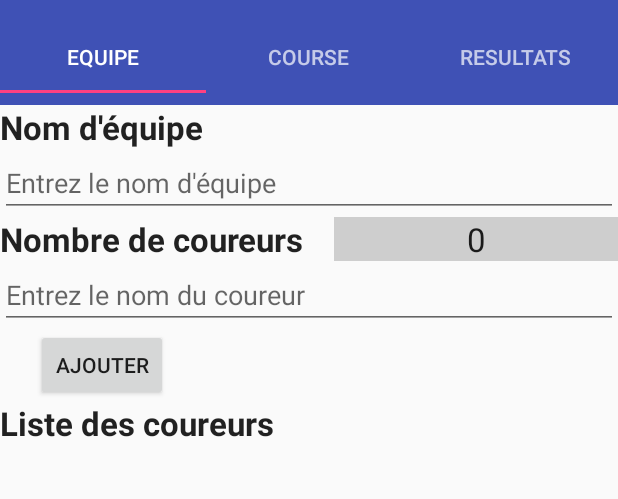
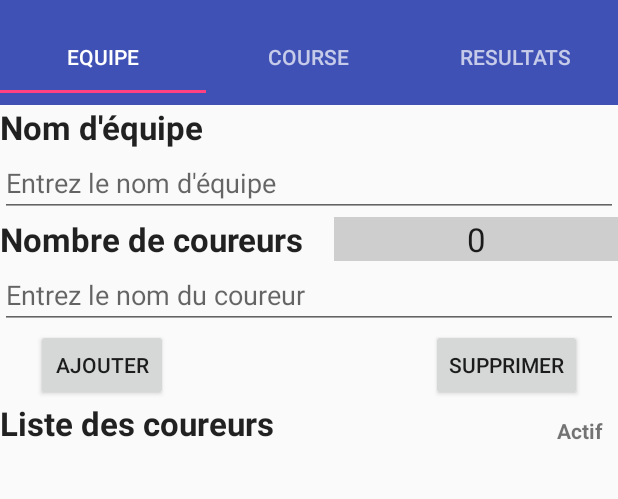
Before and after one commit to pascalheude/24h-du-Mans, an Android app: the screen it shows after launch (Chronos24hLeMansActivity), after a tap on "AJOUTER", on a phone screen of 412 x 824 dp, the part 63-562 px from its top. Run offline under Robolectric (Android 15) with nearby library versions, the phone set to English and light mode, and no system bars.

Commit message:
Version 2.1.0 Implémentation issue #17 avec ajout d'un bouton Suppression sur l'onglet Equipe

```diff
--- a/app/build.gradle
+++ b/app/build.gradle
@@ -7,8 +7,8 @@ android {
         applicationId "com.assistanceinformatiquetoulouse.chronos24hlemans"
         minSdkVersion 19
         targetSdkVersion 23
-        versionCode 1
-        versionName '2.0.7'
+        versionCode 210
+        versionName '2.1.0'
         archivesBaseName = "AIT-Chronos24hLeMans-$versionName"
     }
     buildTypes {
--- a/app/src/main/java/com/assistanceinformatiquetoulouse/chronos24hlemans/TabEquipe.java
+++ b/app/src/main/java/com/assistanceinformatiquetoulouse/chronos24hlemans/TabEquipe.java
@@ -9,7 +9,6 @@ import android.view.View;
 import android.view.ViewGroup;
 import android.widget.AdapterView;
 import android.widget.Button;
-import android.widget.CheckBox;
 import android.widget.EditText;
 import android.widget.ListView;
 import android.widget.TextView;
@@ -22,14 +21,12 @@ public class TabEquipe extends Fragment {
     // Attributs privés
     private final int kNbCoureurMax = 12;
     private int pNbCoureurs;
-    private int pCoureurSelectionne;
     private CoureurAdapter pCoureurAdapter;
     private EditText pEditTextNomEquipe;
     private TextView pTextViewNbCoureurs;
     private EditText pEditTextNomCoureur;
     private Button pBoutonAjouter;
-    private TextView pTextViewActif;
-    private CheckBox pBoiteActif;
+    private Button pBoutonSupprimer;
     private ListView pListViewEquipe;
     // Attributs publics
     public static Equipe pEquipe;
@@ -38,8 +35,6 @@ public class TabEquipe extends Fragment {
     public TabEquipe() {
         String lXML_file;
         pNbCoureurs = 0;
-        pCoureurSelectionne = 0;
-        //lXML_file = Chronos24hLeMansActivity.aAbsoluteInternalPath + File.separator + getContext().getString(R.string.fichier_xml);
         pEquipe = new Equipe(true, aXMLFile, kNbCoureurMax);
     }
 
@@ -60,8 +55,7 @@ public class TabEquipe extends Fragment {
         pTextViewNbCoureurs.setText(String.format("%d", pNbCoureurs));
         pEditTextNomCoureur = (EditText) lView.findViewById(R.id.editTextNomCoureur);
         pBoutonAjouter = (Button) lView.findViewById(R.id.buttonAjouter);
-        pTextViewActif = (TextView) lView.findViewById(R.id.textViewActif);
-        pBoiteActif = (CheckBox) lView.findViewById(R.id.checkBoxActif);
+        pBoutonSupprimer = (Button) lView.findViewById(R.id.buttonSupprimer);
         pListViewEquipe = (ListView) lView.findViewById(R.id.listViewEquipe);
         pListViewEquipe.setAdapter(pCoureurAdapter);
         pBoutonAjouter.setOnClickListener(new View.OnClickListener() {
@@ -69,7 +63,7 @@ public class TabEquipe extends Fragment {
             public void onClick(View view) {
                 if (pEditTextNomCoureur.length() == 0) {
                     Toast.makeText(view.getContext(), "Entrez un nom pour ajouter", Toast.LENGTH_LONG).show();
-                } else if (pNbCoureurs < kNbCoureurMax) {
+                } else if (pNbCoureurs >= kNbCoureurMax) {
                     Toast.makeText(view.getContext(), "Nombre maximum de coureurs atteint", Toast.LENGTH_LONG).show();
                 } else if (! pEquipe.ajouterCoureur(pEditTextNomCoureur.getText().toString())) {
                     Toast.makeText(view.getContext(), "Impossible d'écrire le fichier XML", Toast.LENGTH_LONG).show();
@@ -82,16 +76,20 @@ public class TabEquipe extends Fragment {
                 }
             }
         });
-        pBoiteActif.setOnClickListener(new View.OnClickListener() {
+        pBoutonSupprimer.setOnClickListener(new View.OnClickListener() {
             @Override
-            public void onClick(View v) {
-                // Attention, l'etat de la CheckBox semble être modifié automatiquement
-                // C'est pour cela que le code qui suit fait l'inverse de ce qui est prévu
-                if (pBoiteActif.isChecked()) {
-                    pEquipe.ecrireEtatActif(pCoureurSelectionne, true);
-                }
-                else {
-                    pEquipe.ecrireEtatActif(pCoureurSelectionne, false);
+            public void onClick(View view) {
+                final String lCoureur = pEditTextNomCoureur.getText().toString();
+                final int lPosition = pEquipe.lirePositionCoureur(lCoureur);
+                if (lPosition < pNbCoureurs) {
+                    if (pEquipe.supprimerCoureur(lPosition)) {
+                        Toast.makeText(view.getContext(), String.format("Coureur %s supprimé", lCoureur), Toast.LENGTH_LONG).show();
+                    } else {
+                        Toast.makeText(view.getContext(), String.format("Coureur %s supprimé, mais impossible d'écrire le fichier XML", lCoureur), Toast.LENGTH_LONG).show();
+                    }
+                    pNbCoureurs--;
+                    pTextViewNbCoureurs.setText(String.format("%d", pNbCoureurs));
+                    pCoureurAdapter.notifyDataSetChanged();
                 }
             }
         });
@@ -101,24 +99,14 @@ public class TabEquipe extends Fragment {
                 if (! hasFocus) {
                     if (pEditTextNomEquipe.getText().length() != 0) {
                         pEquipe.ecrireNomEquipe(pEditTextNomEquipe.getText().toString());
-                        Toast.makeText(view.getContext(), String.format("Nom de l'équipe %s enregistré", pEditTextNomEquipe.getText().toString()), Toast.LENGTH_LONG).show();
+                        Toast.makeText(view.getContext(), String.format("Nom de l'équipe %s enregistré", pEditTextNomEquipe.getText().toString()), Toast.LENGTH_SHORT).show();
                     }
                     else {
                     }
                 }
             }
         });
-        pListViewEquipe.setOnItemClickListener(new AdapterView.OnItemClickListener() {
-            @Override
-            public void onItemClick(AdapterView<?> parent, View view, int position, long id) {
-                pCoureurSelectionne = position;
-                pTextViewActif.setVisibility(View.VISIBLE);
-                pBoiteActif.setVisibility(View.VISIBLE);
-                pBoiteActif.setChecked(pEquipe.lireEtatActif(position));
-                //Toast.makeText(view.getContext(), String.format("Selection %d", position), Toast.LENGTH_SHORT).show();
-            }
-        });
-        pListViewEquipe.setOnItemLongClickListener(new AdapterView.OnItemLongClickListener() {
+        /* TBR => pListViewEquipe.setOnItemLongClickListener(new AdapterView.OnItemLongClickListener() {
             @Override
             public boolean onItemLongClick(AdapterView<?> parent, View view, int position, long id) {
                 final int lPosition = position;
@@ -137,9 +125,6 @@ public class TabEquipe extends Fragment {
                                 pNbCoureurs--;
                                 pTextViewNbCoureurs.setText(String.format("%d", pNbCoureurs));
                                 pCoureurAdapter.notifyDataSetChanged();
-                                pTextViewActif.setVisibility(View.INVISIBLE);
-                                pBoiteActif.setVisibility(View.INVISIBLE);
-                                pBoiteActif.setChecked(false);
                             }
                         })
                         .setNegativeButton("NON", new DialogInterface.OnClickListener() {
@@ -149,7 +134,7 @@ public class TabEquipe extends Fragment {
                         .show();
                 return (true);
             }
-        });
+        }); => TBR */
         //Returning the layout file after inflating
         //Change R.layout.tab_equipe in you classes
         return (lView);
@@ -158,13 +143,10 @@ public class TabEquipe extends Fragment {
     @Override
     public void onPause() {
         super.onPause();
-        pTextViewActif.setVisibility(View.INVISIBLE);
-        pBoiteActif.setVisibility(View.INVISIBLE);
     }
 
     @Override
     public void onResume() {
         super.onResume();
-        pBoiteActif.setVisibility(View.INVISIBLE);
     }
 }
--- a/app/src/main/res/layout/tab_equipe.xml
+++ b/app/src/main/res/layout/tab_equipe.xml
@@ -75,26 +75,33 @@
 		android:gravity="center"
 		android:text="@string/ajouter" />
 
+	<Button
+		android:id="@+id/buttonSupprimer"
+		android:layout_width="wrap_content"
+		android:layout_height="wrap_content"
+		android:layout_alignParentEnd="true"
+		android:layout_below="@+id/editTextNomCoureur"
+		android:layout_marginEnd="24dp"
+		android:gravity="center"
+		android:text="@string/supprimer" />
 	<TextView
 		android:id="@+id/textViewActif"
 		android:layout_width="wrap_content"
 		android:layout_height="wrap_content"
-		android:layout_above="@+id/checkBoxActif"
+		android:layout_above="@+id/listViewEquipe"
 		android:layout_alignParentEnd="true"
 		android:layout_marginEnd="10dp"
 		android:layout_marginBottom="0dp"
 		android:text="Actif"
-		android:textStyle="bold"
-		android:visibility="invisible" />
-
-	<CheckBox
+		android:textStyle="bold" />
+	<!-- TBR => CheckBox
 		android:id="@+id/checkBoxActif"
 		android:layout_width="40dp"
 		android:layout_height="40dp"
 		android:layout_above="@+id/listViewEquipe"
 		android:layout_alignParentRight="true"
 		android:layout_marginEnd="10dp"
-		android:visibility="invisible" />
+		android:visibility="invisible" / => TBR -->
     <ListView
 		android:id="@+id/listViewEquipe"
 		android:layout_width="wrap_content"
@@ -103,5 +110,4 @@
 		android:layout_centerHorizontal="true"
 		android:choiceMode="singleChoice"
 		android:listSelector="@android:color/darker_gray" />
-
 </RelativeLayout>
--- a/app/src/main/res/values/strings.xml
+++ b/app/src/main/res/values/strings.xml
@@ -1,6 +1,6 @@
 <resources>
     <string name="app_name">Chronos24hLeMans</string>
-    <string name="version">2.0.7</string>
+    <string name="version">2.1.0</string>
     <string name="nom">Nom d\'équipe</string>
     <string name="courriel">courses@roulezrose.com</string>
     <!-- Equipe -->
@@ -9,6 +9,7 @@
     <string name="liste_des_coureurs">Liste des coureurs</string>
     <string name="entrez_le_nom_du_coureur">Entrez le nom du coureur</string>
     <string name="ajouter">Ajouter</string>
+    <string name="supprimer">Supprimer</string>
     <string name="fichier_xml">equipe.xml</string>
     <!-- Course -->
     <string name="arreter">Arrêter</string>
```
Also changed, not shown: app/src/main/java/com/assistanceinformatiquetoulouse/chronos24hlemans/Coureur.java (added, +29 -0 lines), app/src/main/java/com/assistanceinformatiquetoulouse/chronos24hlemans/CoureurAdapter.java (+40 -19 lines), app/src/main/java/com/assistanceinformatiquetoulouse/chronos24hlemans/Equipe.java (+35 -58 lines), app/src/main/res/layout/list_view_coureur.xml (+9 -2 lines).
